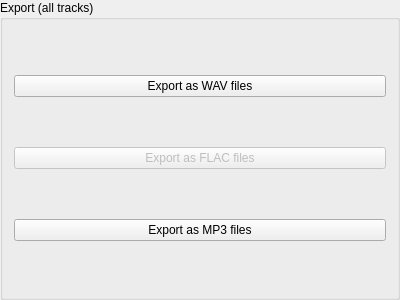
Qt form export/exportbuttongroup.ui (genosse-einhorn/FishyRecorder) before a commit.
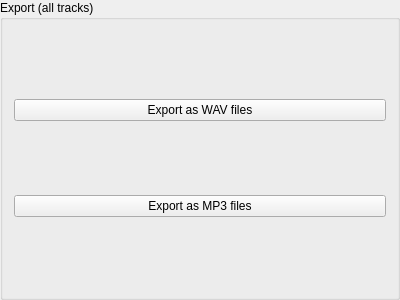
The same form after that commit.

Commit message: More tiny pieces of UI work

Patch:
```diff
--- a/export/exportbuttongroup.ui
+++ b/export/exportbuttongroup.ui
@@ -24,16 +24,6 @@
      </property>
     </widget>
    </item>
-   <item>
-    <widget class="QPushButton" name="exportAsFlacBtn">
-     <property name="enabled">
-      <bool>false</bool>
-     </property>
-     <property name="text">
-      <string>Export as FLAC files</string>
-     </property>
-    </widget>
-   </item>
    <item>
     <widget class="QPushButton" name="exportAsMp3Btn">
      <property name="text">
```
The commit also changes 7 other files.
